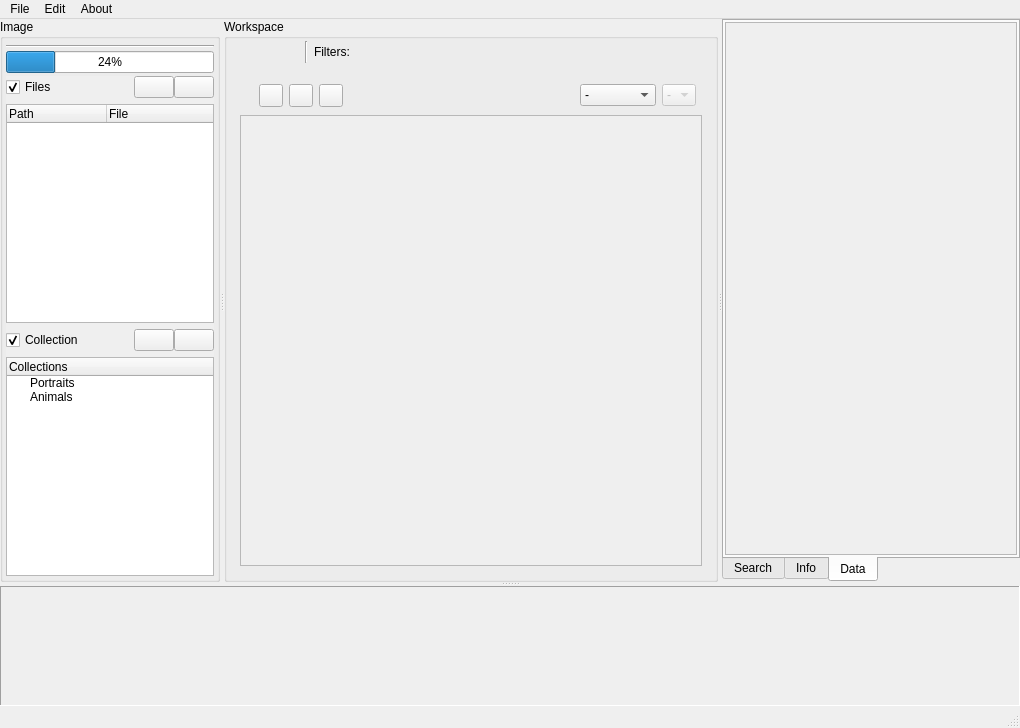
athoune/Ema, file ui/emamainwindow.ui: the form before one commit.
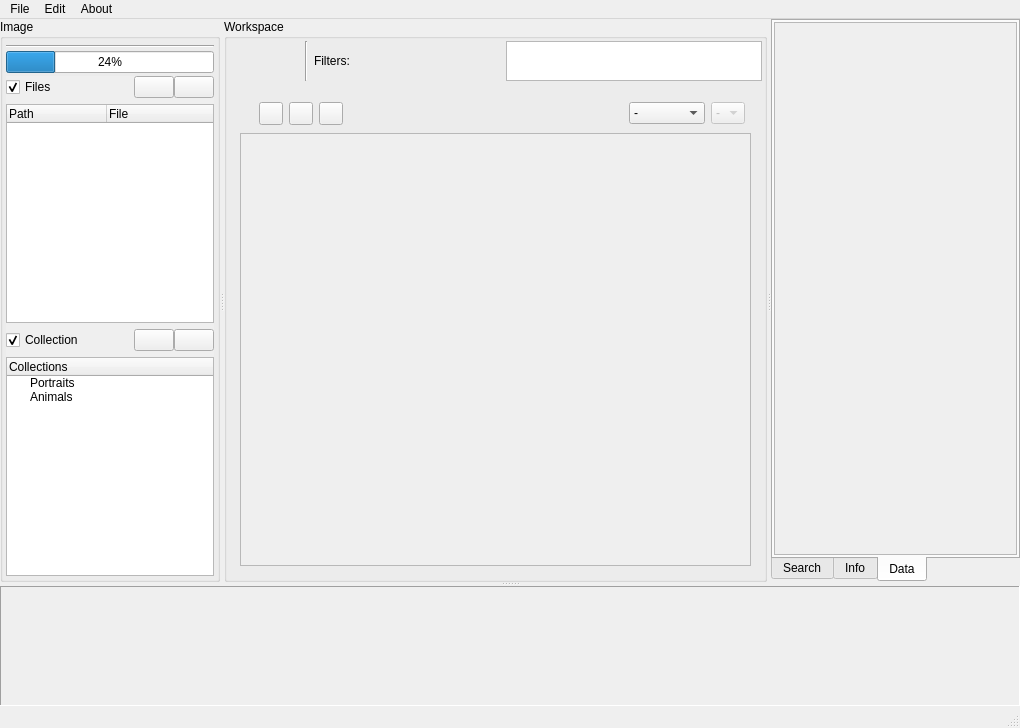
The form after the commit. Icons and pictures are not drawn. Custom widgets are drawn as their Qt base class.

Commit message: Improved a few GUI icons, ... Added the capacity to change the score of a picture by clicking on stars

Patch:
```diff
--- a/ui/emamainwindow.ui
+++ b/ui/emamainwindow.ui
@@ -421,6 +421,22 @@
              </property>
             </spacer>
            </item>
+           <item>
+            <widget class="QListWidget" name="listWidget">
+             <property name="sizePolicy">
+              <sizepolicy hsizetype="Expanding" vsizetype="Preferred">
+               <horstretch>0</horstretch>
+               <verstretch>0</verstretch>
+              </sizepolicy>
+             </property>
+             <property name="maximumSize">
+              <size>
+               <width>16777215</width>
+               <height>40</height>
+              </size>
+             </property>
+            </widget>
+           </item>
           </layout>
          </item>
          <item>
@@ -578,7 +594,7 @@
                   <x>0</x>
                   <y>0</y>
                   <width>440</width>
-                  <height>430</height>
+                  <height>422</height>
                  </rect>
                 </property>
                 <layout class="QGridLayout" name="gridLayout_2">
```
Left out of the diff: 30 changed lines with no effect on the pictures. The commit also changes 4 other files.
